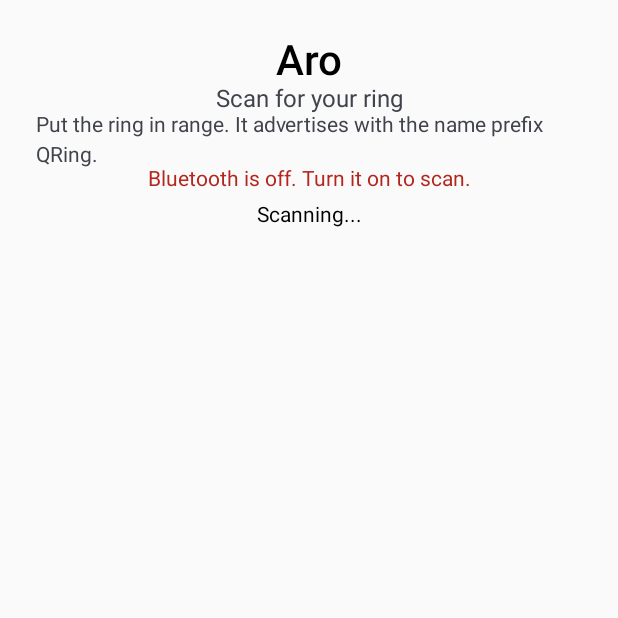
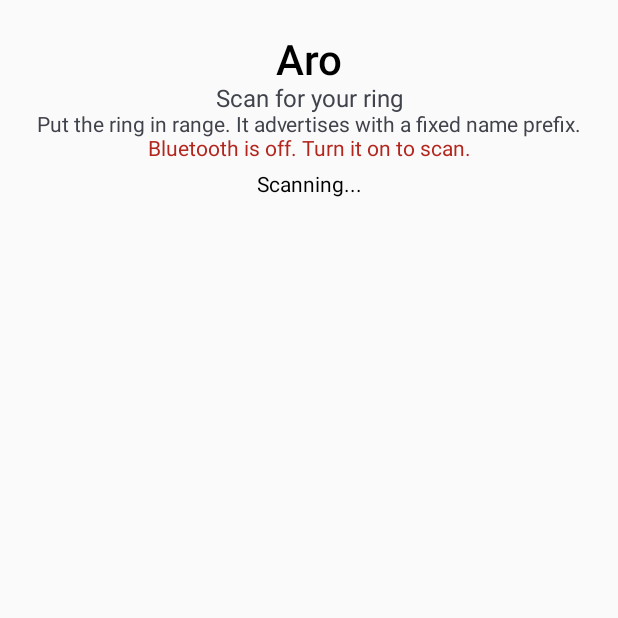
Before and after one commit to kimusan/MaterialRing, an Android app built with Jetpack Compose: the screen it shows after launch (MainActivity), on a phone screen of 412 x 824 dp, the top half of it. Run offline under Robolectric (Android 15) with nearby library versions, the phone set to English and light mode, and no system bars; our stand-ins replace Dagger/Hilt's generated code, Room's generated code.

Commit message:
fix: match the ring's real advertising model prefix, drop QRing brand mentions
The scanner filtered the BLE scan on the "QRing"/"QRingBand" prefix, but
those are the brand/app name, not the device's advertising name. The ring
advertises as "<model>_<suffix>" (e.g. R03_0202) and the original app
matches a model list (R01, R02, R03, ...) from its DeviceBindActivity.
With the old prefix the scan could never find the ring. The scanner now
uses the same model-prefix list.

Also trims remaining QRing brand mentions from comments, the scan screen
text, README, CONTRIBUTING, and the design spec (renamed to the Aro
spec). re/PROTOCOL.md (local-only) is corrected at the source so the
wrong prefix claim is not repeated.

Co-Authored-By: Claude Opus 4.7 <noreply@anthropic.com>

```diff
--- a/app/src/main/java/com/kschulz/aro/data/ble/ByteOrder.kt
+++ b/app/src/main/java/com/kschulz/aro/data/ble/ByteOrder.kt
@@ -1,7 +1,7 @@
 package com.kschulz.aro.data.ble
 
 /**
- * Directional byte-order helpers. The QRing protocol is deliberately asymmetric:
+ * Directional byte-order helpers. The ring protocol is deliberately asymmetric:
  * phone->device multi-byte integers are little-endian, device->phone are big-endian.
  * These two helpers must NOT be unified (see re/PROTOCOL.md section 3).
  */
--- a/app/src/main/java/com/kschulz/aro/data/ble/Crc16.kt
+++ b/app/src/main/java/com/kschulz/aro/data/ble/Crc16.kt
@@ -1,7 +1,7 @@
 package com.kschulz.aro.data.ble
 
 /**
- * CRC-16 used by the QRing TX framing.
+ * CRC-16 used by the ring TX framing.
  * Init 0xFFFF, polynomial 0xA001, reflected bit-wise (LSB first).
  * Traced to smali `CRC16.calcCrc16([B)I`.
  */
--- a/app/src/main/java/com/kschulz/aro/data/ble/GattUuids.kt
+++ b/app/src/main/java/com/kschulz/aro/data/ble/GattUuids.kt
@@ -2,7 +2,7 @@ package com.kschulz.aro.data.ble
 
 import java.util.UUID
 
-/** GATT UUIDs for the QRing serial-port (NUS-style) data channel.
+/** GATT UUIDs for the ring serial-port (NUS-style) data channel.
  *  Source: re/PROTOCOL.md section 1 (traced to Oudmon Constants.smali). */
 object GattUuids {
     val SERIAL_PORT_SERVICE: UUID = UUID.fromString("de5bf728-d711-4e47-af26-65e3012a5dc7")
--- a/app/src/main/java/com/kschulz/aro/data/ble/Opcodes.kt
+++ b/app/src/main/java/com/kschulz/aro/data/ble/Opcodes.kt
@@ -1,7 +1,7 @@
 package com.kschulz.aro.data.ble
 
 /**
- * QRing command opcodes, extracted from the Oudmon SDK `Constants` class.
+ * Command opcodes for the ring, extracted from the Oudmon SDK `Constants` class.
  * These are the byte values written as `cmd` (TX byte 1, RX byte 0 before the 0x80 mask).
  * Source: re/PROTOCOL.md section 4 (traced to smali).
  */
--- a/app/src/main/java/com/kschulz/aro/data/ble/RingPayloads.kt
+++ b/app/src/main/java/com/kschulz/aro/data/ble/RingPayloads.kt
@@ -3,7 +3,7 @@ package com.kschulz.aro.data.ble
 import com.kschulz.aro.data.model.StepDay
 
 /**
- * Pure byte parsers for QRing response payloads. No Android, no transport: ByteArray in,
+ * Pure byte parsers for the ring response payloads. No Android, no transport: ByteArray in,
  * model out. These are the byte-correct core of the protocol (verified against
  * re/PROTOCOL.md sections 6 and 7) and the part that is unit-tested on the JVM.
  */
--- a/app/src/main/java/com/kschulz/aro/data/ble/RingProtocolCodec.kt
+++ b/app/src/main/java/com/kschulz/aro/data/ble/RingProtocolCodec.kt
@@ -1,7 +1,7 @@
 package com.kschulz.aro.data.ble
 
 /**
- * QRing-specific protocol codec. The swappable brain of the BLE layer: a different
+ * ring-specific protocol codec. The swappable brain of the BLE layer: a different
  * ring brand provides a different [RingProtocolCodec] and nothing above `data/ble`
  * changes. Pure Kotlin, no Android dependency, so it is fully unit-testable against
  * captured frames.
--- a/app/src/main/java/com/kschulz/aro/data/ble/RingScanner.kt
+++ b/app/src/main/java/com/kschulz/aro/data/ble/RingScanner.kt
@@ -20,8 +20,10 @@ import kotlinx.coroutines.flow.asSharedFlow
 import kotlinx.coroutines.launch
 
 /**
- * Discovers rings by advertising-name prefix (re/PROTOCOL.md sections 1 and 5: `QRing` /
- * `QRingBand`). Standard Android bonding handles pairing; there is no custom handshake.
+ * Discovers the ring by advertising-name model prefix. The ring advertises as
+ * `<model>_<suffix>` (e.g. `R03_0202`); the model list is the set the original app
+ * filters on (its DeviceBindActivity). Standard Android bonding handles pairing;
+ * there is no custom handshake.
  */
 @SuppressLint("MissingPermission")
 @Singleton
@@ -41,7 +43,7 @@ class RingScanner @Inject constructor(
     private val callback = object : ScanCallback() {
         override fun onScanResult(callbackType: Int, result: ScanResult) {
             val name = result.scanRecord?.deviceName ?: return
-            if (name.startsWith(NAME_PREFIX_1) || name.startsWith(NAME_PREFIX_2)) {
+            if (MODEL_PREFIXES.any { name.startsWith(it) }) {
                 val device = result.device
                 _discoveries.tryEmit(
                     ScannedRing(
@@ -78,7 +80,13 @@ class RingScanner @Inject constructor(
     }
 
     companion object {
-        const val NAME_PREFIX_1 = "QRing"
-        const val NAME_PREFIX_2 = "QRingBand"
+        // Model prefixes the ring advertises with (the original app's scan list).
+        // The advertising name is "<model>_<suffix>", e.g. R03_0202, so the user's
+        // ring matches "R03".
+        val MODEL_PREFIXES = listOf(
+            "R01", "R02", "R03", "R04", "R05", "R06", "R11",
+            "VK-5098", "MERLIN", "Hello Ring", "RING1", "boAtring",
+            "Y25", "H59", "DS1314", "DS520", "DS12",
+        )
     }
 }
--- a/app/src/main/java/com/kschulz/aro/data/ble/SumCheck.kt
+++ b/app/src/main/java/com/kschulz/aro/data/ble/SumCheck.kt
@@ -1,7 +1,7 @@
 package com.kschulz.aro.data.ble
 
 /**
- * Additive checksum used by the QRing RX framing.
+ * Additive checksum used by the ring RX framing.
  * The last byte must equal the low 8 bits of the sum of all preceding bytes.
  * Traced to smali `QCDataParser.checkCrc`.
  */
--- a/app/src/main/java/com/kschulz/aro/ui/device/ScanScreen.kt
+++ b/app/src/main/java/com/kschulz/aro/ui/device/ScanScreen.kt
@@ -44,7 +44,7 @@ fun ScanScreen(viewModel: DeviceViewModel = hiltViewModel()) {
             color = MaterialTheme.colorScheme.onSurfaceVariant,
         )
         Text(
-            "Put the ring in range. It advertises with the name prefix QRing.",
+            "Put the ring in range. It advertises with a fixed name prefix.",
             style = MaterialTheme.typography.bodyMedium,
             color = MaterialTheme.colorScheme.onSurfaceVariant,
         )
```
Also changed, not shown: 5 other files.
